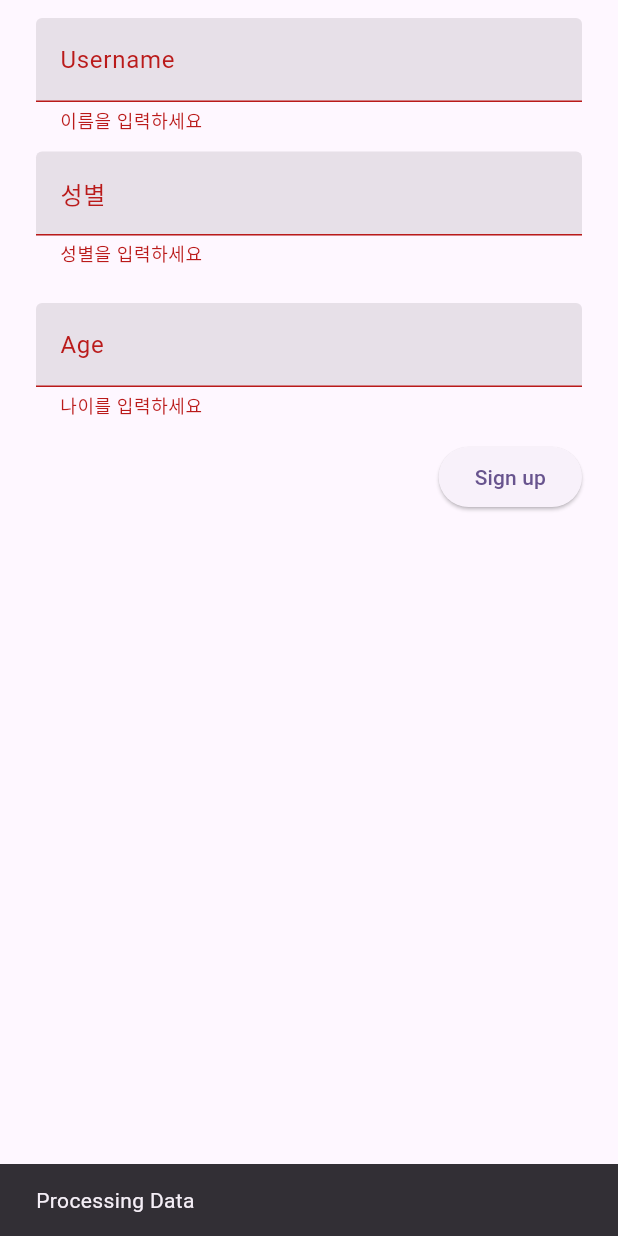
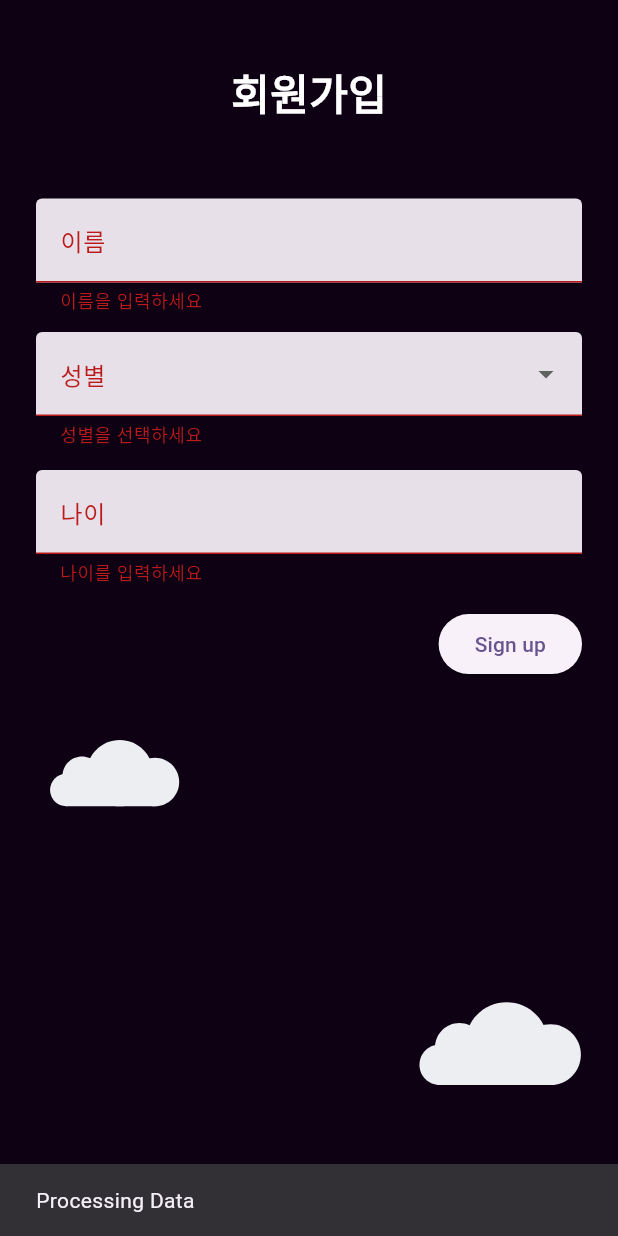
Before and after one commit to Dobbinci/ghost_butler, a Flutter app: the SignUpPage screen opened directly, after a tap on "Sign up", on a phone screen of 412 x 824 dp. Run offline on Flutter 3.47's test engine with Material 3 defaults, Android fonts, the light colour scheme and no system bars; our stand-ins replace chat_bubbles, cloud_firestore, firebase_auth, firebase_core, flip_card, flutter_tts and 4 more; accounts and stored records are empty.

Commit message:
#15 feat - 회원가입 디자인 수정 및 파베 연결 오류 해결

```diff
--- a/lib/conversation.dart
+++ b/lib/conversation.dart
@@ -5,6 +5,7 @@ import 'package:firebase_auth/firebase_auth.dart';
 import 'package:flutter/cupertino.dart';
 import 'package:flutter/material.dart';
 import 'home.dart';
+import 'jimmey_profile.dart';
 import 'login.dart';
 import 'package:rive/rive.dart';
 import 'package:speech_to_text/speech_recognition_result.dart';
@@ -19,7 +20,7 @@ import 'package:flutter/foundation.dart' show kIsWeb;
 
 import 'message.dart';
 
-const apiKey = "sk-";
+const apiKey = "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";
 
 class ConversationPage extends StatefulWidget {
   const ConversationPage({Key? key}) : super(key: key);
@@ -405,7 +406,12 @@ class _ConversationPageState extends State<ConversationPage> {
               title: Text('Jimmey'),
               iconColor: const Color.fromRGBO(232, 50, 230, 1.0),
               onTap: () {
-                Navigator.pushNamed(context, '/mypage');
+                Navigator.push(
+                  context,
+                  MaterialPageRoute(
+                    builder: (context) => const ProfilePage(),
+                  ),
+                );
               },
             ),
             ListTile(
--- a/lib/home.dart
+++ b/lib/home.dart
@@ -16,7 +16,7 @@ import 'package:rive/rive.dart' as rive;
 
 import 'conversation.dart';
 
-const apiKey = "sk-";
+const apiKey = "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";
 
 class HomePage extends StatefulWidget {
   const HomePage({Key? key}) : super(key: key);
@@ -58,7 +58,6 @@ class _HomePageState extends State<HomePage> {
 
     for (var a in messages) {
       print(a.msg);
-      print("hello");
     }
 
     setState(() {
--- a/lib/signup.dart
+++ b/lib/signup.dart
@@ -2,6 +2,7 @@ import 'package:cloud_firestore/cloud_firestore.dart';
 import 'package:firebase_auth/firebase_auth.dart';
 import 'package:flutter/material.dart';
 import 'package:ghost_butler/home.dart';
+import 'package:lottie/lottie.dart';
 
 class SignUpPage extends StatefulWidget {
   const SignUpPage({Key? key}) : super(key: key);
@@ -13,25 +14,48 @@ class SignUpPage extends StatefulWidget {
 class _SignUpPageState extends State<SignUpPage> {
   final _usernameController = TextEditingController();
   final _ageController = TextEditingController();
-  final _genderController = TextEditingController();
+  String? _selectedGender;
+
+  final List<String> _genderOptions = ['남성', '여성'];
 
   final _formKey = GlobalKey<FormState>();
 
   @override
   Widget build(BuildContext context) {
+    final width = MediaQuery.of(context).size.width;
+    final height = MediaQuery.of(context).size.height;
     return Scaffold(
+      backgroundColor: Color.fromRGBO(13, 1, 19, 1.0),
       body: SafeArea(
+          child: Stack(
+        children: [
+          Padding(
+            padding: EdgeInsets.only(top: height * 0.05),
+            child: Align(
+              alignment: Alignment.topCenter,
+              child: Text(
+                "회원가입",
+                style: TextStyle(
+                  color: Colors.white,
+                  fontWeight: FontWeight.bold,
+                  fontSize: 28.0,
+                ),
+              ),
+            ),
+          ),
+          Padding(
+            padding: EdgeInsets.only(top: height * 0.1),
             child: Form(
               key: _formKey,
               child: ListView(
                 padding: const EdgeInsets.symmetric(horizontal: 24.0),
                 children: <Widget>[
-              const SizedBox(height: 12.0),
+                  const SizedBox(height: 50.0),
                   TextFormField(
                     controller: _usernameController,
                     decoration: const InputDecoration(
                       filled: true,
-                  labelText: 'Username',
+                      labelText: '이름',
                     ),
                     validator: (value) {
                       if (value == null || value.isEmpty) {
@@ -41,27 +65,37 @@ class _SignUpPageState extends State<SignUpPage> {
                     },
                   ),
                   const SizedBox(height: 12.0),
-              TextFormField(
-                controller: _genderController,
-                decoration: const InputDecoration(
+                  DropdownButtonFormField<String>(
+                    value: _selectedGender,
+                    decoration: InputDecoration(
                       filled: true,
                       labelText: '성별',
                     ),
+                    items: _genderOptions
+                        .map((String value) {
+                      return DropdownMenuItem<String>(
+                        value: value,
+                        child: Text(value),
+                      );
+                    }).toList(),
+                    onChanged: (String? newValue) {
+                      setState(() {
+                        _selectedGender = newValue;
+                      });
+                    },
                     validator: (value) {
                       if (value == null || value.isEmpty) {
-                    return '성별을 입력하세요';
+                        return '성별을 선택하세요';
                       }
                       return null;
                     },
                   ),
-
-              const SizedBox(height: 12.0),
-              const SizedBox(height: 12.0),
+                  const SizedBox(height: 15.0),
                   TextFormField(
                     controller: _ageController,
                     decoration: const InputDecoration(
                       filled: true,
-                  labelText: 'Age',
+                      labelText: '나이',
                     ),
                     validator: (value) {
                       if (value == null || value.isEmpty) {
@@ -70,7 +104,6 @@ class _SignUpPageState extends State<SignUpPage> {
                       return null;
                     },
                   ),
-
                   const SizedBox(height: 15.0),
                   Container(
                       alignment: Alignment.centerRight,
@@ -84,18 +117,22 @@ class _SignUpPageState extends State<SignUpPage> {
                                 .doc(uid)
                                 .get()
                                 .then((DocumentSnapshot snapshot) async {
-                          if (!snapshot.exists) {
+                              if (snapshot.exists) {
                                 //make document in user collection
-                            await FirebaseFirestore.instance.collection('user').doc(uid).set({
+                                await FirebaseFirestore.instance
+                                    .collection('user')
+                                    .doc(uid)
+                                    .set({
                                   'username': _usernameController.text,
                                   'age': _ageController.text,
-                              'gender': _genderController.text,
-                            });
+                                  'gender': _selectedGender,
+                                }, SetOptions(merge: true));
                               }
                             });
                             Navigator.push(
                               context,
-                          MaterialPageRoute(builder: (context) => HomePage()),
+                              MaterialPageRoute(
+                                  builder: (context) => HomePage()),
                             );
                           } else {
                             ScaffoldMessenger.of(context).showSnackBar(
@@ -103,11 +140,33 @@ class _SignUpPageState extends State<SignUpPage> {
                             );
                           }
                         },
-                  ))
+                      )),
                 ],
               ),
             ),
           ),
+
+          //cloud 1
+          Positioned(
+              right: width * 0.67,
+              top: height * 0.55,
+              child: Container(
+                child: Lottie.asset('assets/lottie/cloud.json'),
+                width: 120,
+                height: 120,
+              )),
+          //cloud 2
+          Positioned(
+              right: width * 0.01,
+              top: height * 0.75,
+              child: Container(
+                child: Lottie.asset('assets/lottie/cloud.json'),
+                width: 150,
+                height: 150,
+              )),
+          //cloud 3
+        ],
+      )),
     );
   }
 }
```
Lines whose indentation alone changed are shown as unchanged.
